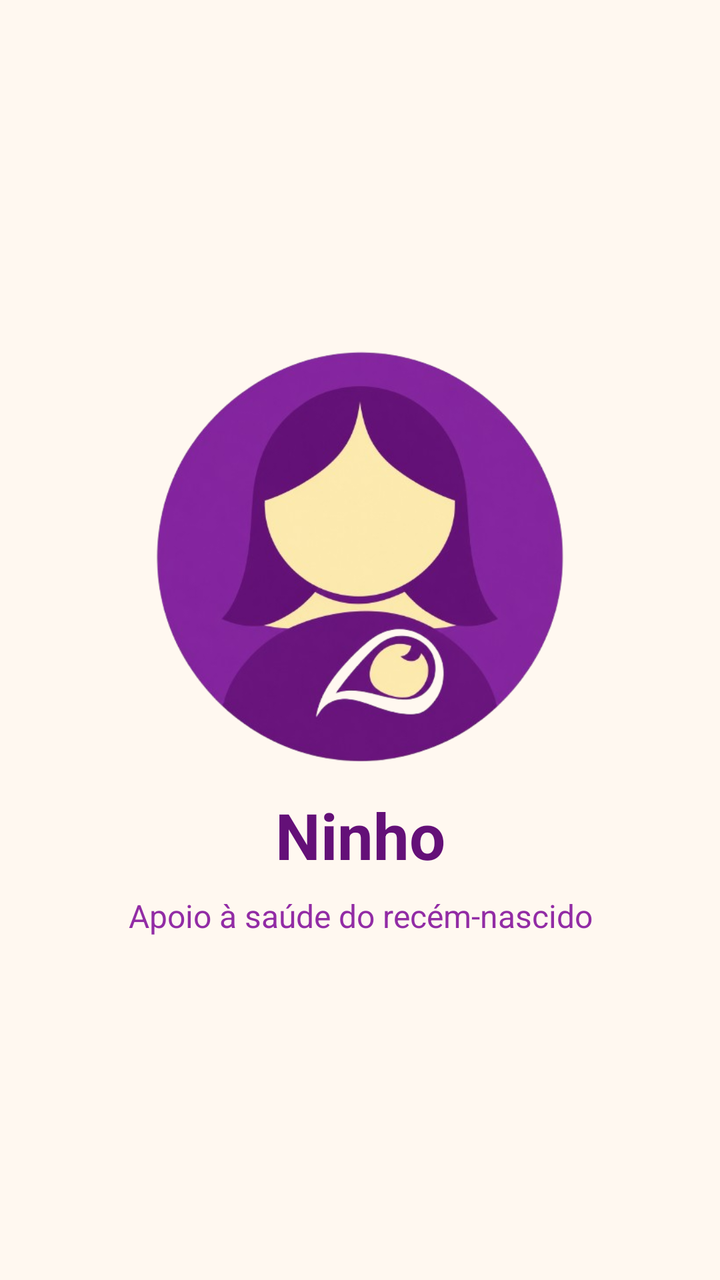
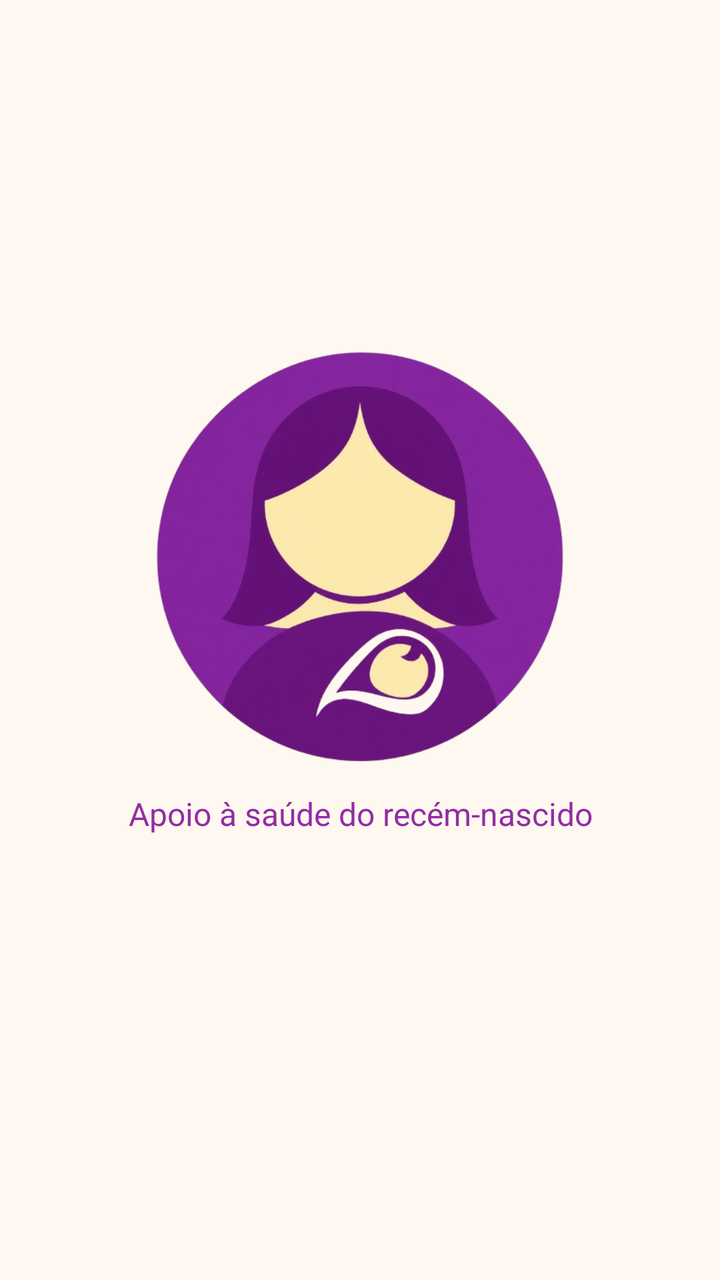

Two renders of the same Android screen: before a commit and after it. Below are the layout's source before the change and the commit's diff.
<!-- AndroidManifest.xml: activity theme Theme.App_Ninho.Splash -->
<!-- res/layout/activity_splash.xml -->
<?xml version="1.0" encoding="utf-8"?>
<androidx.constraintlayout.widget.ConstraintLayout
    xmlns:android="http://schemas.android.com/apk/res/android"
    xmlns:app="http://schemas.android.com/apk/res-auto"
    android:layout_width="match_parent"
    android:layout_height="match_parent"
    android:background="@color/ninho_fundo">

    <ImageView
        android:id="@+id/imgIconeNinho"
        android:layout_width="220dp"
        android:layout_height="220dp"
        android:src="@drawable/logo_ninho"
        android:contentDescription="Ícone do App Ninho"
        android:scaleType="fitCenter"
        app:layout_constraintTop_toTopOf="parent"
        app:layout_constraintBottom_toBottomOf="parent"
        app:layout_constraintStart_toStartOf="parent"
        app:layout_constraintEnd_toEndOf="parent"
        app:layout_constraintVertical_bias="0.4" />

    <TextView
        android:id="@+id/txtNomeApp"
        android:layout_width="wrap_content"
        android:layout_height="wrap_content"
        android:layout_marginTop="8dp"
        android:text="Ninho"
        android:textColor="#641078"
        android:textSize="32sp"
        android:textStyle="bold"
        app:layout_constraintTop_toBottomOf="@id/imgIconeNinho"
        app:layout_constraintStart_toStartOf="parent"
        app:layout_constraintEnd_toEndOf="parent" />

    <TextView
        android:id="@+id/txtSlogan"
        android:layout_width="0dp"
        android:layout_height="wrap_content"
        android:layout_marginStart="32dp"
        android:layout_marginTop="8dp"
        android:layout_marginEnd="32dp"
        android:gravity="center"
        android:text="Apoio à saúde do recém-nascido"
        android:textColor="#922CA5"
        android:textSize="16sp"
        app:layout_constraintTop_toBottomOf="@id/txtNomeApp"
        app:layout_constraintStart_toStartOf="parent"
        app:layout_constraintEnd_toEndOf="parent" />

</androidx.constraintlayout.widget.ConstraintLayout>
<!-- resources referenced by this layout -->
<resources>
  <color name="ninho_fundo">#FFF8F0</color>
  <!-- drawable logo_ninho: png bitmap (drawable, 158282 bytes) -->
  <style name="Theme.App_Ninho.Splash" parent="Theme.App_Ninho">
      <item name="android:windowBackground">@color/ninho_fundo</item>
      <item name="android:statusBarColor">@color/ninho_fundo</item>
      <item name="android:navigationBarColor">@color/ninho_fundo</item>
      <item name="android:windowLightStatusBar">true</item>
  </style>
  <style name="Theme.App_Ninho" parent="Theme.Material3.DayNight.NoActionBar">
          
      </style>
</resources>

<!-- the commit's change to res/layout/activity_splash.xml (unified diff, before → after) -->
@@ -24,17 +24,17 @@
         android:layout_width="wrap_content"
         android:layout_height="wrap_content"
         android:layout_marginTop="8dp"
-        android:text="Ninho"
+        android:text=""
         android:textColor="#641078"
         android:textSize="32sp"
         android:textStyle="bold"
-        app:layout_constraintTop_toBottomOf="@id/imgIconeNinho"
+        app:layout_constraintTop_toBottomOf="@id/txtNomeApp"
         app:layout_constraintStart_toStartOf="parent"
         app:layout_constraintEnd_toEndOf="parent" />
 
     <TextView
         android:id="@+id/txtSlogan"
-        android:layout_width="0dp"
+        android:layout_width="wrap_content"
         android:layout_height="wrap_content"
         android:layout_marginStart="32dp"
         android:layout_marginTop="8dp"
@@ -43,7 +43,7 @@
         android:text="Apoio à saúde do recém-nascido"
         android:textColor="#922CA5"
         android:textSize="16sp"
-        app:layout_constraintTop_toBottomOf="@id/txtNomeApp"
+        app:layout_constraintTop_toBottomOf="@id/imgIconeNinho"
         app:layout_constraintStart_toStartOf="parent"
         app:layout_constraintEnd_toEndOf="parent" />
 
